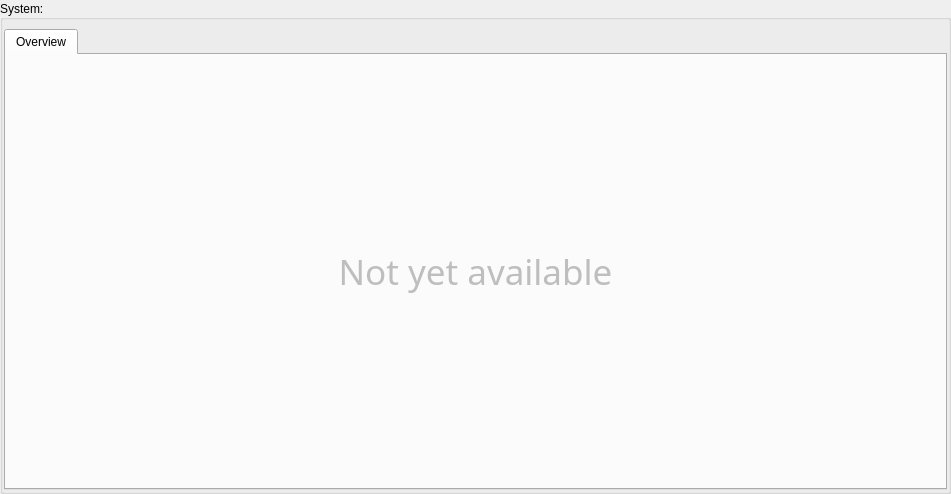
mhatina/openlmi_gui, file src/ui/widgets/providerwidget.ui: the form before one commit.
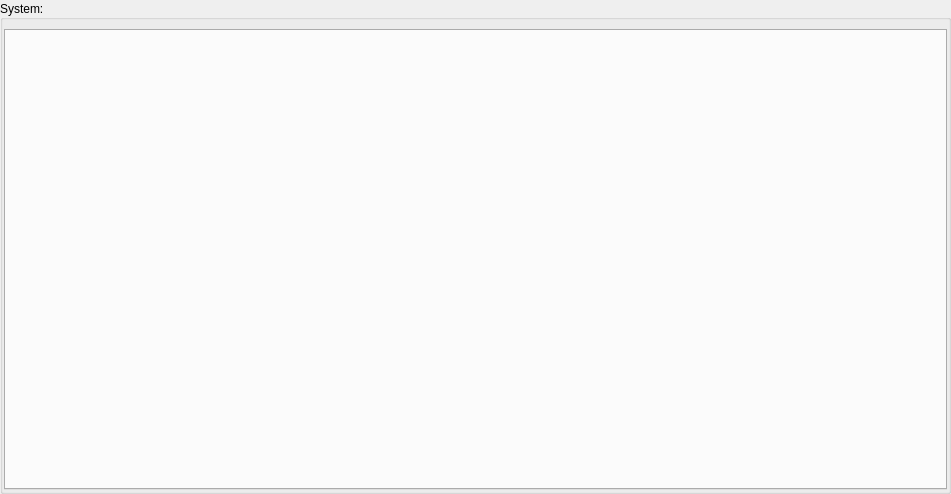
The form after the commit.

Commit message: moved LabeledLabel; transalate codes to human readable strings; finished overview tab

```diff
--- a/src/ui/widgets/providerwidget.ui
+++ b/src/ui/widgets/providerwidget.ui
@@ -94,33 +94,6 @@
         <property name="currentIndex">
          <number>0</number>
         </property>
-        <widget class="QWidget" name="overview_tab">
-         <attribute name="title">
-          <string>Overview</string>
-         </attribute>
-         <layout class="QGridLayout" name="gridLayout_3">
-          <item row="0" column="0">
-           <widget class="QLabel" name="label">
-            <property name="enabled">
-             <bool>false</bool>
-            </property>
-            <property name="font">
-             <font>
-              <family>Sans Serif</family>
-              <pointsize>26</pointsize>
-              <italic>false</italic>
-             </font>
-            </property>
-            <property name="text">
-             <string>Not yet available</string>
-            </property>
-            <property name="alignment">
-             <set>Qt::AlignCenter</set>
-            </property>
-           </widget>
-          </item>
-         </layout>
-        </widget>
        </widget>
       </item>
      </layout>
```
Left out of the diff: 2 changed lines with no effect on the pictures. The commit also changes 31 other files.
